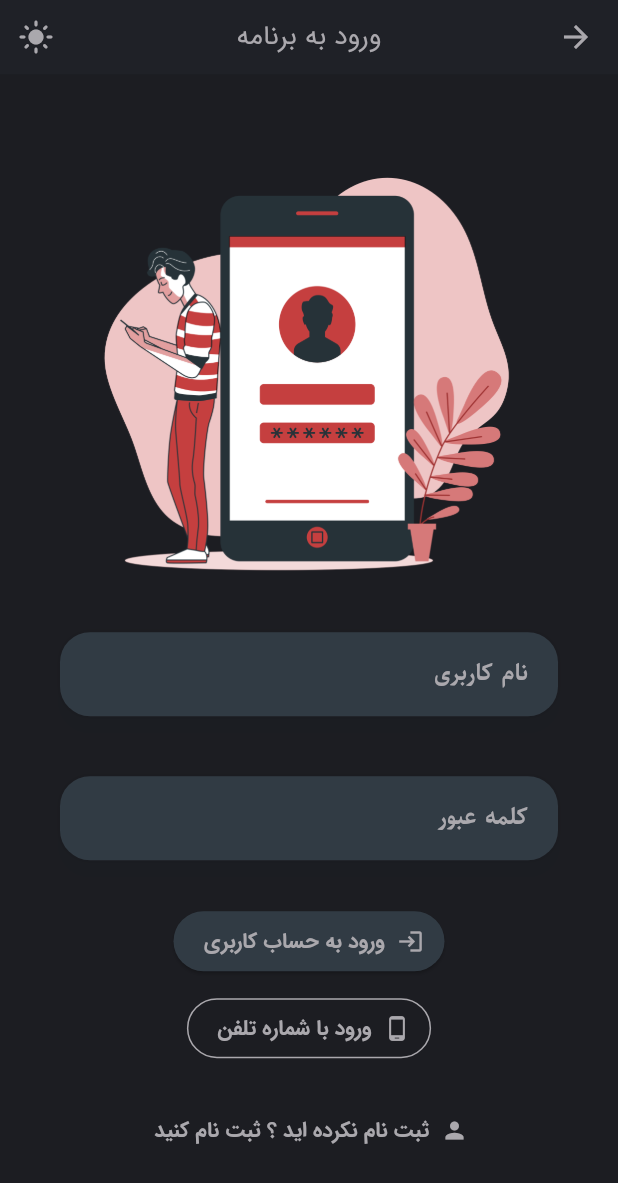
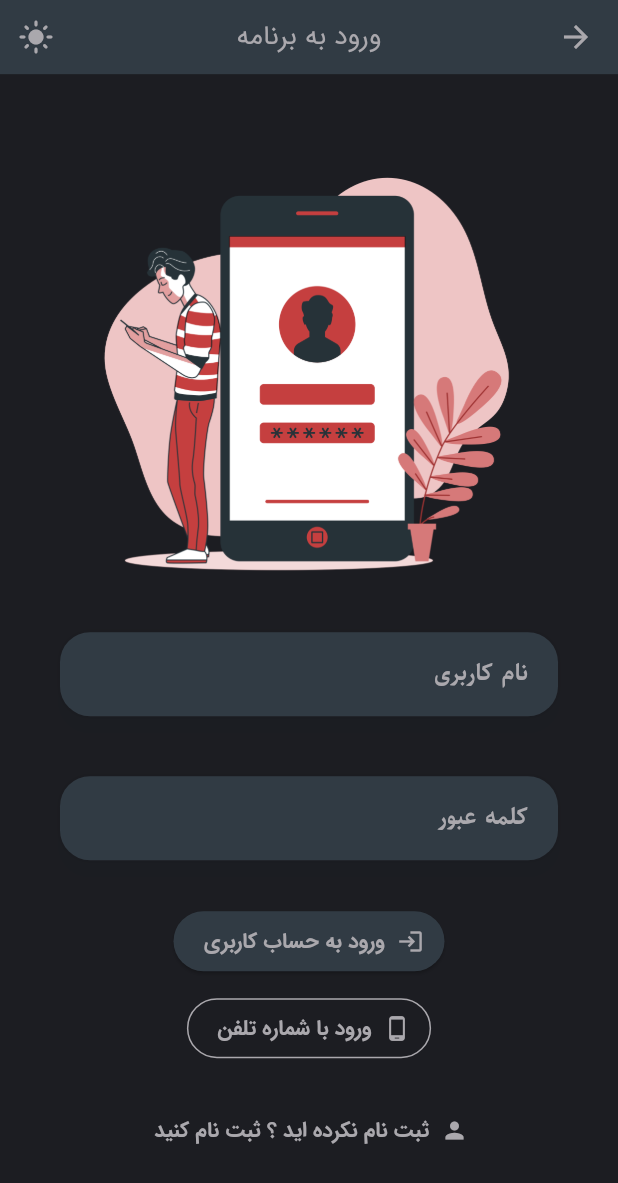
Before and after one commit to iam-hosseindarvishi/sell_pro, a Flutter app: the screen it shows after launch, after a tap on "ورود به حساب کاربری", on a phone screen of 412 x 824 dp. Shown: the top 1183 px of the screen. Run offline on Flutter 3.47's test engine with Material 3 defaults, Android fonts, the phone set to English and light mode, and no system bars; our stand-ins replace flutter_riverpod, hexcolor, image_picker; missing offline and left inert: dart:ffi.

Commit message:
fix : fix some theme bug

```diff
--- a/lib/src/configs/theme/dark_theme.dart
+++ b/lib/src/configs/theme/dark_theme.dart
@@ -17,6 +17,8 @@ final onErrorColor = HexColor("313B44");
 ThemeData darkTheme = ThemeData(
     scaffoldBackgroundColor: surfaceColor,
     useMaterial3: true,
+    primaryColorDark: primaryColor,
+    primaryColorLight: HexColor("#FDD83A"),
     colorScheme: ColorScheme.dark(
         primary: primaryColor,
         inversePrimary: inversePrimaryColor,
--- a/lib/src/configs/theme/light_theme.dart
+++ b/lib/src/configs/theme/light_theme.dart
@@ -17,6 +17,8 @@ final onErrorColor = HexColor("FFFFFF");
 ThemeData lightTheme = ThemeData(
     useMaterial3: true,
     scaffoldBackgroundColor: surfaceColor,
+    primaryColorDark: HexColor("#313B44"),
+    primaryColorLight: primaryColor,
     colorScheme: ColorScheme.light(
         primary: primaryColor,
         onPrimary: onPrimaryColor,
--- a/lib/src/features/auth/presentation/screens/login_page.dart
+++ b/lib/src/features/auth/presentation/screens/login_page.dart
@@ -20,9 +20,7 @@ class LoginPage extends StatelessWidget {
                   fontWeight: FontWeight.normal, fontFamily: "IranSans"),
             ),
             centerTitle: true,
-            actions: [
-              ThemeToggler(iconColor: Theme.of(context).colorScheme.onSurface)
-            ],
+            actions: [ThemeToggler()],
           ),
           body: Padding(
             padding:
--- a/lib/src/features/auth/presentation/screens/register_page.dart
+++ b/lib/src/features/auth/presentation/screens/register_page.dart
@@ -21,9 +21,7 @@ class RegisterPage extends StatelessWidget {
                     fontWeight: FontWeight.normal, fontFamily: "IranSams"),
               ),
               centerTitle: true,
-              actions: [
-                ThemeToggler(iconColor: Theme.of(context).colorScheme.onSurface)
-              ],
+              actions: [ThemeToggler()],
             ),
             body: Padding(
               padding:
--- a/lib/src/features/home/presentation/screens/home.dart
+++ b/lib/src/features/home/presentation/screens/home.dart
@@ -27,10 +27,7 @@ class Home extends ConsumerWidget {
               "کاربر مهمان",
               style: TextStyle(fontFamily: "IranSans"),
             ),
-            actions: [
-              ThemeToggler(iconColor: Theme.of(context).colorScheme.onSurface),
-              const NotificationAppbarButton()
-            ],
+            actions: [ThemeToggler(), const NotificationAppbarButton()],
           ),
           body: pages[indexBottomNavbar],
           bottomNavigationBar: const HomeBottomNavitaionBar(),
--- a/lib/src/features/home/presentation/widgets/bottom_navigation_bar.dart
+++ b/lib/src/features/home/presentation/widgets/bottom_navigation_bar.dart
@@ -1,5 +1,6 @@
 import 'package:flutter/material.dart';
 import 'package:flutter_riverpod/flutter_riverpod.dart';
+import 'package:hexcolor/hexcolor.dart';
 import 'package:sell_pro/src/features/home/presentation/providers/bottom_navigation_state_provider.dart';
 
 class HomeBottomNavitaionBar extends ConsumerWidget {
@@ -9,9 +10,9 @@ class HomeBottomNavitaionBar extends ConsumerWidget {
   Widget build(BuildContext context, WidgetRef ref) {
     final indexBottomNavbar = ref.watch(indexBottomNavbarProvider);
     return BottomNavigationBar(
-      backgroundColor: Theme.of(context).colorScheme.primary,
+      backgroundColor: HexColor("#313B44"),
       selectedItemColor: Theme.of(context).colorScheme.secondary,
-      unselectedItemColor: Theme.of(context).colorScheme.onPrimary,
+      unselectedItemColor: HexColor("#AAA8AD"),
       selectedLabelStyle:
           const TextStyle(fontFamily: "IranSans", fontWeight: FontWeight.bold),
       unselectedLabelStyle: const TextStyle(
--- a/lib/src/features/home/presentation/widgets/home_drawer.dart
+++ b/lib/src/features/home/presentation/widgets/home_drawer.dart
@@ -28,9 +28,7 @@ class HomeDrawer extends StatelessWidget {
                         fontWeight: FontWeight.bold,
                         color: Theme.of(context).colorScheme.onSurface),
                   ),
-                  ThemeToggler(
-                    iconColor: Theme.of(context).colorScheme.onSurface,
-                  )
+                  ThemeToggler()
                 ],
               ),
             ],
--- a/lib/src/features/splash/presentation/screens/splash_screen_page.dart
+++ b/lib/src/features/splash/presentation/screens/splash_screen_page.dart
@@ -22,9 +22,7 @@ class SplashScreenPage extends StatelessWidget {
                   fontWeight: FontWeight.bold, fontFamily: "IranSans"),
             ),
             centerTitle: true,
-            actions: [
-              ThemeToggler(iconColor: Theme.of(context).colorScheme.onSurface)
-            ],
+            actions: [ThemeToggler()],
           ),
           body: Center(
             child: Padding(
--- a/lib/src/shared/widgets/app_appbar.dart
+++ b/lib/src/shared/widgets/app_appbar.dart
@@ -1,4 +1,5 @@
 import 'package:flutter/material.dart';
+import 'package:hexcolor/hexcolor.dart';
 
 class AppAppbar extends StatelessWidget implements PreferredSizeWidget {
   Widget? title;
@@ -19,8 +20,8 @@ class AppAppbar extends StatelessWidget implements PreferredSizeWidget {
     return AppBar(
         title: title,
         centerTitle: centerTitle,
-        backgroundColor: Theme.of(context).colorScheme.surface,
-        foregroundColor: Theme.of(context).colorScheme.onSurface,
+        backgroundColor: HexColor("#313B44"),
+        foregroundColor: HexColor("#AAA8AD"),
         leading: leading,
         elevation: 50,
         actions: actions);
--- a/lib/src/shared/widgets/theme_toggler_button.dart
+++ b/lib/src/shared/widgets/theme_toggler_button.dart
@@ -1,10 +1,10 @@
 import 'package:flutter/material.dart';
 import 'package:flutter_riverpod/flutter_riverpod.dart';
+import 'package:hexcolor/hexcolor.dart';
 import 'package:sell_pro/src/configs/theme/theme_mode_provider.dart';
 
 class ThemeToggler extends StatelessWidget {
-  final Color iconColor;
-  const ThemeToggler({super.key, required this.iconColor});
+  const ThemeToggler({super.key});
 
   @override
   Widget build(BuildContext context) {
@@ -17,7 +17,7 @@ class ThemeToggler extends StatelessWidget {
           },
           icon: Icon(
             theme == ThemeMode.dark ? Icons.light_mode : Icons.dark_mode,
-            color: iconColor,
+            color: HexColor("#AAA8AD"),
           ));
     });
   }
```
